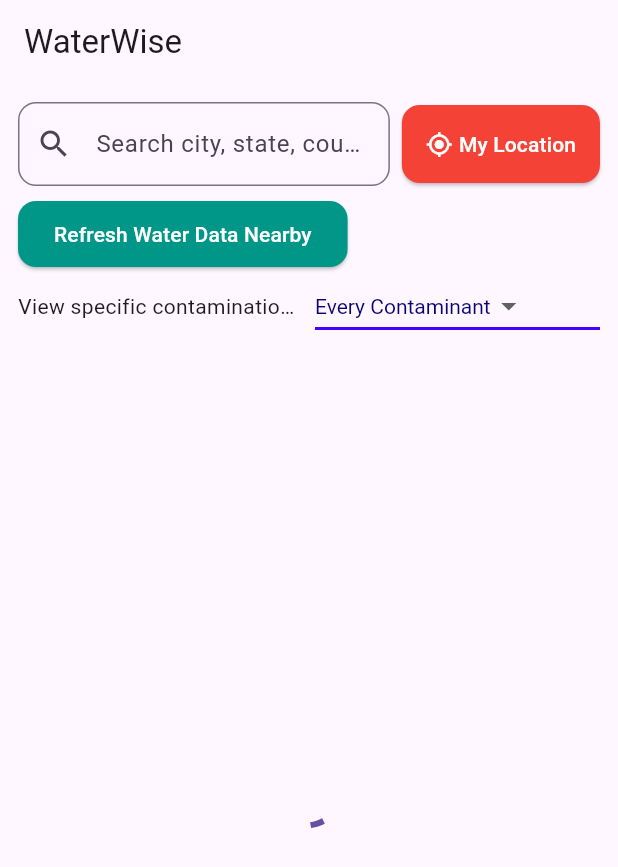
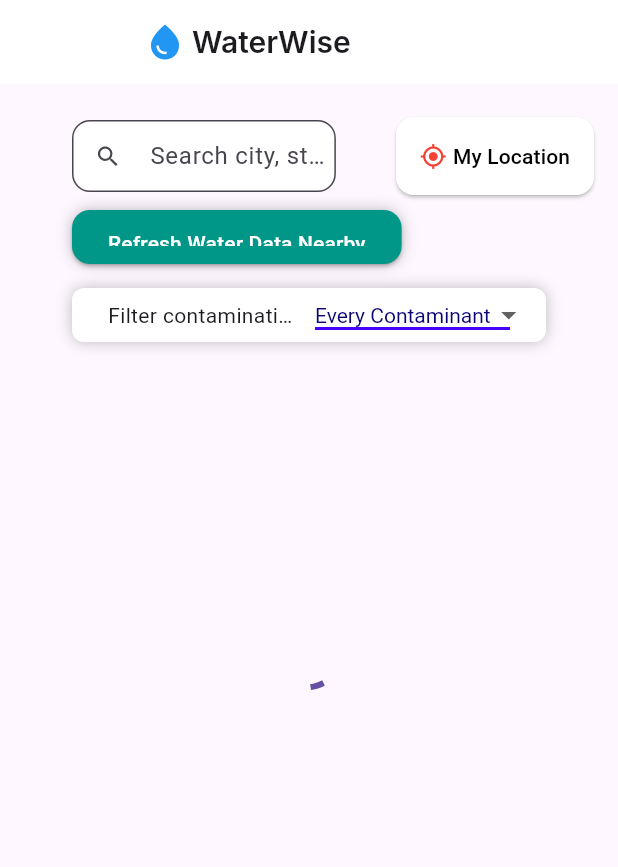
Before and after one commit to Kunj-Parikh/WaterWise, a Flutter app: the screen it shows after launch, on a phone screen of 412 x 824 dp. Shown: the top 867 px of the screen. Run offline on Flutter 3.47's test engine with Material 3 defaults, Android fonts, the phone set to English and light mode, and no system bars; drawn by our look-alikes of flutter_typeahead; our stand-ins replace fl_chart, flutter_map, geolocator, latlong2; missing offline and left inert: csv2json, flutter_map_cancellable_tile_provider, flutter_map_heatmap; Roboto replaces fonts that are missing (Inter).

Commit message:
Update home_screen.dart

```diff
--- a/lib/screens/home_screen.dart
+++ b/lib/screens/home_screen.dart
@@ -451,7 +451,7 @@ class WaterQualityHomePageState extends State<WaterQualityHomePage> {
                 ),
                 // Floating action button for dashboard
                 Positioned(
-                  top: 16,
+                  top: 80,
                   right: 16,
                   child: FloatingActionButton.extended(
                     heroTag: 'dashboard',
@@ -561,6 +561,8 @@ class WaterQualityHomePageState extends State<WaterQualityHomePage> {
         ],
       );
     }
+
+
     // Mobile/web: overlay sidebar
     return Stack(
       children: [
@@ -574,7 +576,7 @@ class WaterQualityHomePageState extends State<WaterQualityHomePage> {
           extraLayers: heatmapLayer,
         ),
         Positioned(
-          top: 16,
+          top: 80,
           right: 16,
           child: FloatingActionButton.extended(
             heroTag: 'dashboard',
@@ -701,31 +703,68 @@ class WaterQualityHomePageState extends State<WaterQualityHomePage> {
   @override
   Widget build(BuildContext context) {
     return Scaffold(
-      appBar: AppBar(title: Text('WaterWise')),
-      body: Column(
+      appBar: AppBar(
+        backgroundColor: Colors.white,
+        title: Padding (
+          padding: EdgeInsets.symmetric(horizontal: 80),
+          child: Row(children: [
+            Icon(
+              Icons.water_drop_sharp,
+              color: Colors.blue,
+              size: 28,
+            ),
+            SizedBox(width: 4),
+            Text(
+              'WaterWise',
+              style: TextStyle(
+                fontSize: 20,
+                fontWeight: FontWeight.w600,
+                fontFamily: 'Inter',
+              )
+            )
+          ],)
+        )
+      ),
+
+      body: Stack(
         children: [
-          Padding(
-            padding: const EdgeInsets.all(12.0),
+          Positioned.fill(child: buildMap()),
+          Positioned(
+            top: 12,
+            left: 16,
+            right: 16,
             child: Column(
               crossAxisAlignment: CrossAxisAlignment.start,
               children: [
-                Row(
+                Center(
+                  child: Row(
                   children: [
                     Expanded(
+                      flex: _showSidebar ? 2 : 3,
                       // Map<String, dynamic> is JSON format
                       child: TypeAheadField<Map<String, dynamic>>(
-                        builder: (context, controller, focusNode) => TextField(
+                      builder: (context, controller, focusNode) {
+                        return Padding(
+                      padding: EdgeInsets.symmetric(horizontal: 32, vertical: 12),
+                      child: TextField(
                         controller: controller,
                         focusNode: focusNode,
                         decoration: InputDecoration(
-                            hintText: 'Search city, state, country, zip, etc.',
+                          hintText: 'Search city, state, country, ZIP, etc.',
                           prefixIcon: Icon(Icons.search),
+                          isDense: true,
+                          contentPadding: EdgeInsets.symmetric(vertical: 12),
                           border: OutlineInputBorder(
                             borderRadius: BorderRadius.circular(12),
                           ),
+                          filled: true,
+                          fillColor: Colors.white,
                         ),
                       ),
+                    );
 
+
+                      },
                         // callback every time user types
                         suggestionsCallback: (pattern) async {
                           if (_debounce?.isActive ?? false) _debounce!.cancel();
@@ -817,8 +856,9 @@ class WaterQualityHomePageState extends State<WaterQualityHomePage> {
                         });
                       },
                       style: ElevatedButton.styleFrom(
-                        backgroundColor: Colors.red,
-                        foregroundColor: Colors.white,
+                        backgroundColor: Colors.white,
+                        foregroundColor: Colors.black,
+                        minimumSize: Size(0, 48),
                         shape: RoundedRectangleBorder(
                           borderRadius: BorderRadius.circular(12),
                         ),
@@ -828,17 +868,35 @@ class WaterQualityHomePageState extends State<WaterQualityHomePage> {
                         ),
                       ),
                       child: Row(
+                        mainAxisSize: MainAxisSize.min,
                         children: [
-                          Icon(Icons.my_location),
+                          Icon(Icons.my_location, color: Colors.red,),
                           SizedBox(width: 4),
                           Text('My Location'),
                         ],
                       ),
                     ),
                   ],
+                ),),
+                Padding(
+                  padding: const EdgeInsets.symmetric(horizontal: 32),
+                  child:
+
+                  Container(
+                    decoration: BoxDecoration(
+                      boxShadow: [
+                        BoxShadow(
+                          color: Colors.black26,
+                          blurRadius: 8,
+                          offset: Offset(0, 0),
                         ),
-                SizedBox(height: 8),
-                ElevatedButton(
+                      ],
+                      borderRadius: BorderRadius.circular(12),
+                    ),
+
+                    child: SizedBox(
+                      height: 36,
+                      child: ElevatedButton(
                         onPressed: fetchLocations,
                         style: ElevatedButton.styleFrom(
                           backgroundColor: Colors.teal,
@@ -848,28 +906,61 @@ class WaterQualityHomePageState extends State<WaterQualityHomePage> {
                           ),
                           padding: EdgeInsets.symmetric(horizontal: 24, vertical: 12),
                         ),
+
+
                         child: Text('Refresh Water Data Nearby'),
                       ),
-                Row(
+                    ),
+                  )
+                ),
+
+                SizedBox(height: 16),
+
+                Padding (
+                  padding: EdgeInsets.symmetric(horizontal: 32),
+                  child: Container (
+                    height: 36,
+                    width: 400,
+                    decoration: BoxDecoration(
+
+                      color: Colors.white,
+                      borderRadius: BorderRadius.circular(8),
+                      boxShadow: [
+                        BoxShadow(
+                          color: Colors.black26,
+                          blurRadius: 8,
+                          offset: Offset(0, 0),
+                        ),
+                      ],
+                    ),
+                    child: Padding(
+                      padding: const EdgeInsets.symmetric(horizontal: 24, vertical: 0),
+                      child: Row(
                         children: [
                           Flexible(
+                            child: Container(
                               child: Text(
-                        'View specific contamination amounts:',
+                              'Filter contamination:',
                               overflow: TextOverflow.ellipsis,
                               maxLines: 1,
                             ),
+
+                            )
+
                           ),
-                    SizedBox(width: 8),
+                          SizedBox(width: 8 ),
                           Expanded(child: buildMenuBar()),
                         ],
+                ),)))
+              ],
+            )
           ),
-              ],
-            ),
-          ),
-          if (loading)
-            Expanded(child: Center(child: CircularProgressIndicator()))
-          else
-            Expanded(child: Stack(children: [buildMap()])),
+          // if (loading)
+          //   Positioned.fill(
+          //     child: Container(
+          //       color: Colors.black45,
+          //       child: Center(child: CircularProgressIndicator())
+          //     ),)
         ],
       ),
     );
```
Lines whose indentation alone changed are shown as unchanged.
